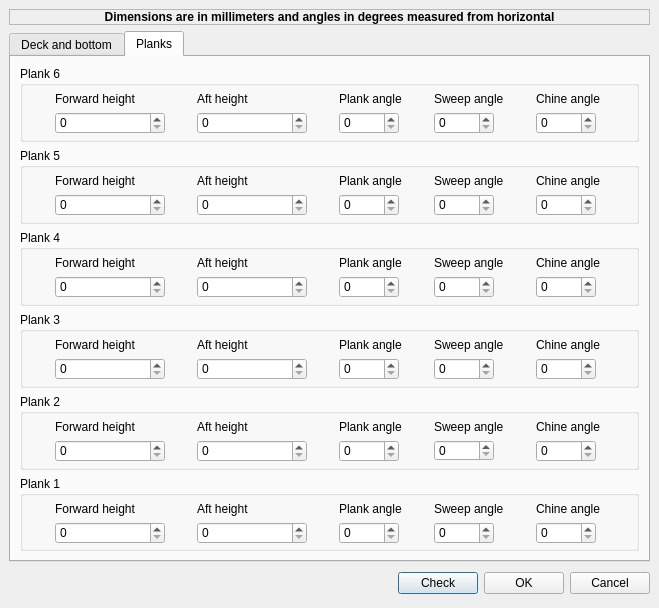
This is src/formhulldefbase.ui in sailcut/sailcut as Qt 5 draws it before an edit. The edited form follows.
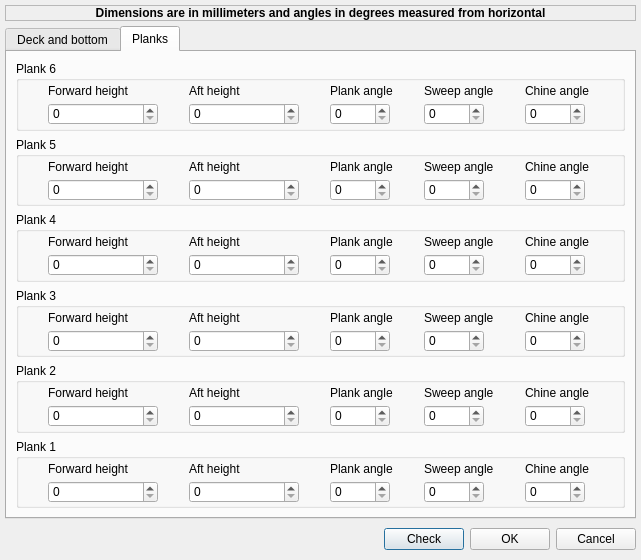
This is the edited form. The open tabs and pages were chosen to show the change.

Commit message: shrunk dimensions windows to minimum

```diff
--- a/src/formhulldefbase.ui
+++ b/src/formhulldefbase.ui
@@ -6,14 +6,14 @@
    <rect>
     <x>0</x>
     <y>0</y>
-    <width>659</width>
-    <height>608</height>
+    <width>641</width>
+    <height>560</height>
    </rect>
   </property>
   <property name="minimumSize" >
    <size>
     <width>640</width>
-    <height>600</height>
+    <height>560</height>
    </size>
   </property>
   <property name="windowTitle" >
@@ -21,11 +21,55 @@
   </property>
   <layout class="QGridLayout" >
    <property name="margin" >
-    <number>9</number>
+    <number>5</number>
    </property>
    <property name="spacing" >
-    <number>6</number>
+    <number>5</number>
    </property>
+   <item row="2" column="0" >
+    <layout class="QHBoxLayout" >
+     <property name="margin" >
+      <number>0</number>
+     </property>
+     <property name="spacing" >
+      <number>6</number>
+     </property>
+     <item>
+      <spacer>
+       <property name="orientation" >
+        <enum>Qt::Horizontal</enum>
+       </property>
+       <property name="sizeHint" >
+        <size>
+         <width>381</width>
+         <height>31</height>
+        </size>
+       </property>
+      </spacer>
+     </item>
+     <item>
+      <widget class="QPushButton" name="btnCheck" >
+       <property name="text" >
+        <string>Check</string>
+       </property>
+      </widget>
+     </item>
+     <item>
+      <widget class="QPushButton" name="btnOK" >
+       <property name="text" >
+        <string>OK</string>
+       </property>
+      </widget>
+     </item>
+     <item>
+      <widget class="QPushButton" name="btnCancel" >
+       <property name="text" >
+        <string>Cancel</string>
+       </property>
+      </widget>
+     </item>
+    </layout>
+   </item>
    <item row="1" column="0" >
     <widget class="QTabWidget" name="tabWidget" >
      <property name="font" >
@@ -885,6 +929,149 @@
        <property name="spacing" >
         <number>6</number>
        </property>
+       <item row="0" column="0" >
+        <widget class="QGroupBox" name="gBoxPlank_6" >
+         <property name="title" >
+          <string>Plank 6</string>
+         </property>
+         <layout class="QGridLayout" >
+          <property name="margin" >
+           <number>3</number>
+          </property>
+          <property name="spacing" >
+           <number>5</number>
+          </property>
+          <item row="0" column="4" >
+           <widget class="QLabel" name="label_50" >
+            <property name="text" >
+             <string>Chine angle</string>
+            </property>
+           </widget>
+          </item>
+          <item row="0" column="3" >
+           <widget class="QLabel" name="label_51" >
+            <property name="text" >
+             <string>Sweep angle</string>
+            </property>
+           </widget>
+          </item>
+          <item row="0" column="2" >
+           <widget class="QLabel" name="label_52" >
+            <property name="text" >
+             <string>Plank angle</string>
+            </property>
+           </widget>
+          </item>
+          <item row="0" column="1" >
+           <widget class="QLabel" name="label_53" >
+            <property name="text" >
+             <string>Aft height</string>
+            </property>
+           </widget>
+          </item>
+          <item row="0" column="0" >
+           <widget class="QLabel" name="label_54" >
+            <property name="text" >
+             <string>Forward height</string>
+            </property>
+           </widget>
+          </item>
+          <item row="1" column="0" >
+           <widget class="QSpinBox" name="spinBox_1_26" >
+            <property name="sizePolicy" >
+             <sizepolicy>
+              <hsizetype>0</hsizetype>
+              <vsizetype>0</vsizetype>
+              <horstretch>0</horstretch>
+              <verstretch>0</verstretch>
+             </sizepolicy>
+            </property>
+            <property name="minimumSize" >
+             <size>
+              <width>110</width>
+              <height>22</height>
+             </size>
+            </property>
+            <property name="maximum" >
+             <number>100</number>
+            </property>
+           </widget>
+          </item>
+          <item row="1" column="4" >
+           <widget class="QSpinBox" name="spinBox_1_27" >
+            <property name="sizePolicy" >
+             <sizepolicy>
+              <hsizetype>0</hsizetype>
+              <vsizetype>0</vsizetype>
+              <horstretch>0</horstretch>
+              <verstretch>0</verstretch>
+             </sizepolicy>
+            </property>
+            <property name="minimumSize" >
+             <size>
+              <width>60</width>
+              <height>22</height>
+             </size>
+            </property>
+           </widget>
+          </item>
+          <item row="1" column="3" >
+           <widget class="QSpinBox" name="spinBox_1_28" >
+            <property name="sizePolicy" >
+             <sizepolicy>
+              <hsizetype>0</hsizetype>
+              <vsizetype>0</vsizetype>
+              <horstretch>0</horstretch>
+              <verstretch>0</verstretch>
+             </sizepolicy>
+            </property>
+            <property name="minimumSize" >
+             <size>
+              <width>60</width>
+              <height>22</height>
+             </size>
+            </property>
+           </widget>
+          </item>
+          <item row="1" column="2" >
+           <widget class="QSpinBox" name="spinBox_1_29" >
+            <property name="sizePolicy" >
+             <sizepolicy>
+              <hsizetype>0</hsizetype>
+              <vsizetype>0</vsizetype>
+              <horstretch>0</horstretch>
+              <verstretch>0</verstretch>
+             </sizepolicy>
+            </property>
+            <property name="minimumSize" >
+             <size>
+              <width>60</width>
+              <height>22</height>
+             </size>
+            </property>
+           </widget>
+          </item>
+          <item row="1" column="1" >
+           <widget class="QSpinBox" name="spinBox_1_30" >
+            <property name="sizePolicy" >
+             <sizepolicy>
+              <hsizetype>0</hsizetype>
+              <vsizetype>0</vsizetype>
+              <horstretch>0</horstretch>
+              <verstretch>0</verstretch>
+             </sizepolicy>
+            </property>
+            <property name="minimumSize" >
+             <size>
+              <width>110</width>
+              <height>22</height>
+             </size>
+            </property>
+           </widget>
+          </item>
+         </layout>
+        </widget>
+       </item>
        <item row="1" column="0" >
         <widget class="QGroupBox" name="gBoxPlank_5" >
          <property name="title" >
@@ -892,10 +1079,10 @@
          </property>
          <layout class="QGridLayout" >
           <property name="margin" >
-           <number>6</number>
+           <number>3</number>
           </property>
           <property name="spacing" >
-           <number>6</number>
+           <number>5</number>
           </property>
           <item row="0" column="4" >
            <widget class="QLabel" name="label_45" >
@@ -1035,10 +1222,10 @@
          </property>
          <layout class="QGridLayout" >
           <property name="margin" >
-           <number>6</number>
+           <number>3</number>
           </property>
           <property name="spacing" >
-           <number>6</number>
+           <number>5</number>
           </property>
           <item row="0" column="4" >
            <widget class="QLabel" name="label_40" >
@@ -1178,10 +1365,10 @@
          </property>
          <layout class="QGridLayout" >
           <property name="margin" >
-           <number>6</number>
+           <number>3</number>
           </property>
           <property name="spacing" >
-           <number>6</number>
+           <number>5</number>
           </property>
           <item row="0" column="4" >
            <widget class="QLabel" name="label_35" >
@@ -1314,149 +1501,6 @@
          </layout>
         </widget>
        </item>
-       <item row="4" column="0" >
-        <widget class="QGroupBox" name="gBoxPlank_2" >
-         <property name="title" >
-          <string>Plank 2</string>
-         </property>
-         <layout class="QGridLayout" >
-          <property name="margin" >
-           <number>6</number>
-          </property>
-          <property name="spacing" >
-           <number>6</number>
-          </property>
-          <item row="0" column="4" >
-           <widget class="QLabel" name="label_25" >
-            <property name="text" >
-             <string>Chine angle</string>
-            </property>
-           </widget>
-          </item>
-          <item row="0" column="3" >
-           <widget class="QLabel" name="label_26" >
-            <property name="text" >
-             <string>Sweep angle</string>
-            </property>
-           </widget>
-          </item>
-          <item row="0" column="2" >
-           <widget class="QLabel" name="label_27" >
-            <property name="text" >
-             <string>Plank angle</string>
-            </property>
-           </widget>
-          </item>
-          <item row="0" column="1" >
-           <widget class="QLabel" name="label_28" >
-            <property name="text" >
-             <string>Aft height</string>
-            </property>
-           </widget>
-          </item>
-          <item row="0" column="0" >
-           <widget class="QLabel" name="label_29" >
-            <property name="text" >
-             <string>Forward height</string>
-            </property>
-           </widget>
-          </item>
-          <item row="1" column="0" >
-           <widget class="QSpinBox" name="spinBox_1_6" >
-            <property name="sizePolicy" >
-             <sizepolicy>
-              <hsizetype>0</hsizetype>
-              <vsizetype>0</vsizetype>
-              <horstretch>0</horstretch>
-              <verstretch>0</verstretch>
-             </sizepolicy>
-            </property>
-            <property name="minimumSize" >
-             <size>
-              <width>110</width>
-              <height>22</height>
-             </size>
-            </property>
-            <property name="maximum" >
-             <number>100</number>
-            </property>
-           </widget>
-          </item>
-          <item row="1" column="4" >
-           <widget class="QSpinBox" name="spinBox_1_7" >
-            <property name="sizePolicy" >
-             <sizepolicy>
-              <hsizetype>0</hsizetype>
-              <vsizetype>0</vsizetype>
-              <horstretch>0</horstretch>
-              <verstretch>0</verstretch>
-             </sizepolicy>
-            </property>
-            <property name="minimumSize" >
-             <size>
-              <width>60</width>
-              <height>22</height>
-             </size>
-            </property>
-           </widget>
-          </item>
-          <item row="1" column="3" >
-           <widget class="QSpinBox" name="spinBox_1_8" >
-            <property name="sizePolicy" >
-             <sizepolicy>
-              <hsizetype>0</hsizetype>
-              <vsizetype>0</vsizetype>
-              <horstretch>0</horstretch>
-              <verstretch>0</verstretch>
-             </sizepolicy>
-            </property>
-            <property name="minimumSize" >
-             <size>
-              <width>60</width>
-              <height>21</height>
-             </size>
-            </property>
-           </widget>
-          </item>
-          <item row="1" column="2" >
-           <widget class="QSpinBox" name="spinBox_1_9" >
-            <property name="sizePolicy" >
-             <sizepolicy>
-              <hsizetype>0</hsizetype>
-              <vsizetype>0</vsizetype>
-              <horstretch>0</horstretch>
-              <verstretch>0</verstretch>
-             </sizepolicy>
-            </property>
-            <property name="minimumSize" >
-             <size>
-              <width>60</width>
-              <height>22</height>
-             </size>
-            </property>
-           </widget>
-          </item>
-          <item row="1" column="1" >
-           <widget class="QSpinBox" name="spinBox_1_10" >
-            <property name="sizePolicy" >
-             <sizepolicy>
-              <hsizetype>0</hsizetype>
-              <vsizetype>0</vsizetype>
-              <horstretch>0</horstretch>
-              <verstretch>0</verstretch>
-             </sizepolicy>
-            </property>
-            <property name="minimumSize" >
-             <size>
-              <width>110</width>
-              <height>22</height>
-             </size>
-            </property>
-           </widget>
-          </item>
-         </layout>
-        </widget>
-       </item>
        <item row="5" column="0" >
         <widget class="QGroupBox" name="gBoxPlank_1" >
          <property name="title" >
@@ -1464,10 +1508,10 @@
          </property>
          <layout class="QGridLayout" >
           <property name="margin" >
-           <number>6</number>
+           <number>3</number>
           </property>
           <property name="spacing" >
-           <number>6</number>
+           <number>5</number>
           </property>
           <item row="0" column="4" >
            <widget class="QLabel" name="label_24" >
@@ -1600,55 +1644,92 @@
          </layout>
         </widget>
        </item>
-       <item row="0" column="0" >
-        <widget class="QGroupBox" name="gBoxPlank_6" >
+       <item row="4" column="0" >
+        <widget class="QGroupBox" name="gBoxPlank_2" >
          <property name="title" >
-          <string>Plank 6</string>
+          <string>Plank 2</string>
          </property>
          <layout class="QGridLayout" >
           <property name="margin" >
-           <number>6</number>
+           <number>3</number>
           </property>
           <property name="spacing" >
-           <number>6</number>
+           <number>5</number>
           </property>
-          <item row="0" column="4" >
-           <widget class="QLabel" name="label_50" >
-            <property name="text" >
-             <string>Chine angle</string>
+          <item row="1" column="1" >
+           <widget class="QSpinBox" name="spinBox_1_10" >
+            <property name="sizePolicy" >
+             <sizepolicy>
+              <hsizetype>0</hsizetype>
+              <vsizetype>0</vsizetype>
+              <horstretch>0</horstretch>
+              <verstretch>0</verstretch>
+             </sizepolicy>
             </property>
-           </widget>
-          </item>
-          <item row="0" column="3" >
-           <widget class="QLabel" name="label_51" >
-            <property name="text" >
-             <string>Sweep angle</string>
+            <property name="minimumSize" >
+             <size>
+              <width>110</width>
+              <height>22</height>
+             </size>
             </property>
            </widget>
           </item>
-          <item row="0" column="2" >
-           <widget class="QLabel" name="label_52" >
-            <property name="text" >
-             <string>Plank angle</string>
+          <item row="1" column="2" >
+           <widget class="QSpinBox" name="spinBox_1_9" >
+            <property name="sizePolicy" >
+             <sizepolicy>
+              <hsizetype>0</hsizetype>
+              <vsizetype>0</vsizetype>
+              <horstretch>0</horstretch>
+              <verstretch>0</verstretch>
+             </sizepolicy>
             </property>
+            <property name="minimumSize" >
+             <size>
+              <width>60</width>
+              <height>22</height>
+             </size>
+            </property>
            </widget>
           </item>
-          <item row="0" column="1" >
-           <widget class="QLabel" name="label_53" >
-            <property name="text" >
-             <string>Aft height</string>
+          <item row="1" column="3" >
+           <widget class="QSpinBox" name="spinBox_1_8" >
+            <property name="sizePolicy" >
+             <sizepolicy>
+              <hsizetype>0</hsizetype>
+              <vsizetype>0</vsizetype>
+              <horstretch>0</horstretch>
+              <verstretch>0</verstretch>
+             </sizepolicy>
             </property>
+            <property name="minimumSize" >
+             <size>
+              <width>60</width>
+              <height>21</height>
+             </size>
+            </property>
            </widget>
           </item>
-          <item row="0" column="0" >
-           <widget class="QLabel" name="label_54" >
-            <property name="text" >
-             <string>Forward height</string>
+          <item row="1" column="4" >
+           <widget class="QSpinBox" name="spinBox_1_7" >
+            <property name="sizePolicy" >
+             <sizepolicy>
+              <hsizetype>0</hsizetype>
+              <vsizetype>0</vsizetype>
+              <horstretch>0</horstretch>
+              <verstretch>0</verstretch>
+             </sizepolicy>
+            </property>
+            <property name="minimumSize" >
+             <size>
+              <width>60</width>
+              <height>22</height>
+             </size>
             </property>
            </widget>
           </item>
           <item row="1" column="0" >
-           <widget class="QSpinBox" name="spinBox_1_26" >
+           <widget class="QSpinBox" name="spinBox_1_6" >
             <property name="sizePolicy" >
              <sizepolicy>
               <hsizetype>0</hsizetype>
@@ -1668,129 +1749,61 @@
             </property>
            </widget>
           </item>
-          <item row="1" column="4" >
-           <widget class="QSpinBox" name="spinBox_1_27" >
-            <property name="sizePolicy" >
-             <sizepolicy>
-              <hsizetype>0</hsizetype>
-              <vsizetype>0</vsizetype>
-              <horstretch>0</horstretch>
-              <verstretch>0</verstretch>
-             </sizepolicy>
+          <item row="0" column="0" >
+           <widget class="QLabel" name="label_29" >
+            <property name="text" >
+             <string>Forward height</string>
             </property>
-            <property name="minimumSize" >
-             <size>
-              <width>60</width>
-              <height>22</height>
-             </size>
-            </property>
            </widget>
           </item>
-          <item row="1" column="3" >
-           <widget class="QSpinBox" name="spinBox_1_28" >
-            <property name="sizePolicy" >
-             <sizepolicy>
-              <hsizetype>0</hsizetype>
-              <vsizetype>0</vsizetype>
-              <horstretch>0</horstretch>
-              <verstretch>0</verstretch>
-             </sizepolicy>
+          <item row="0" column="1" >
+           <widget class="QLabel" name="label_28" >
+            <property name="text" >
+             <string>Aft height</string>
             </property>
-            <property name="minimumSize" >
-             <size>
-              <width>60</width>
-              <height>22</height>
-             </size>
-            </property>
            </widget>
           </item>
-          <item row="1" column="2" >
-           <widget class="QSpinBox" name="spinBox_1_29" >
-            <property name="sizePolicy" >
-             <sizepolicy>
-              <hsizetype>0</hsizetype>
-              <vsizetype>0</vsizetype>
-              <horstretch>0</horstretch>
-              <verstretch>0</verstretch>
-             </sizepolicy>
+          <item row="0" column="2" >
+           <widget class="QLabel" name="label_27" >
+            <property name="text" >
+             <string>Plank angle</string>
             </property>
-            <property name="minimumSize" >
-             <size>
-              <width>60</width>
-              <height>22</height>
-             </size>
-            </property>
            </widget>
           </item>
-          <item row="1" column="1" >
-           <widget class="QSpinBox" name="spinBox_1_30" >
-            <property name="sizePolicy" >
-             <sizepolicy>
-              <hsizetype>0</hsizetype>
-              <vsizetype>0</vsizetype>
-              <horstretch>0</horstretch>
-              <verstretch>0</verstretch>
-             </sizepolicy>
+          <item row="0" column="3" >
+           <widget class="QLabel" name="label_26" >
+            <property name="text" >
+             <string>Sweep angle</string>
             </property>
-            <property name="minimumSize" >
-             <size>
-              <width>110</width>
-              <height>22</height>
-             </size>
+           </widget>
+          </item>
+          <item row="0" column="4" >
+           <widget class="QLabel" name="label_25" >
+            <property name="text" >
+             <string>Chine angle</string>
             </property>
            </widget>
           </item>
          </layout>
         </widget>
        </item>
+       <item row="6" column="0" >
+        <spacer>
+         <property name="orientation" >
+          <enum>Qt::Vertical</enum>
+         </property>
+         <property name="sizeHint" >
+          <size>
+           <width>20</width>
+           <height>20</height>
+          </size>
+         </property>
+        </spacer>
+       </item>
       </layout>
      </widget>
     </widget>
    </item>
-   <item row="2" column="0" >
-    <layout class="QHBoxLayout" >
-     <property name="margin" >
-      <number>0</number>
-     </property>
-     <property name="spacing" >
-      <number>6</number>
-     </property>
-     <item>
-      <spacer>
-       <property name="orientation" >
-        <enum>Qt::Horizontal</enum>
-       </property>
-       <property name="sizeHint" >
-        <size>
-         <width>381</width>
-         <height>31</height>
-        </size>
-       </property>
-      </spacer>
-     </item>
-     <item>
-      <widget class="QPushButton" name="btnCheck" >
-       <property name="text" >
-        <string>Check</string>
-       </property>
-      </widget>
-     </item>
-     <item>
-      <widget class="QPushButton" name="btnOK" >
-       <property name="text" >
-        <string>OK</string>
-       </property>
-      </widget>
-     </item>
-     <item>
-      <widget class="QPushButton" name="btnCancel" >
-       <property name="text" >
-        <string>Cancel</string>
-       </property>
-      </widget>
-     </item>
-    </layout>
-   </item>
    <item row="0" column="0" >
     <widget class="QLabel" name="label" >
      <property name="sizePolicy" >
```
The commit also changes 2 other files.
